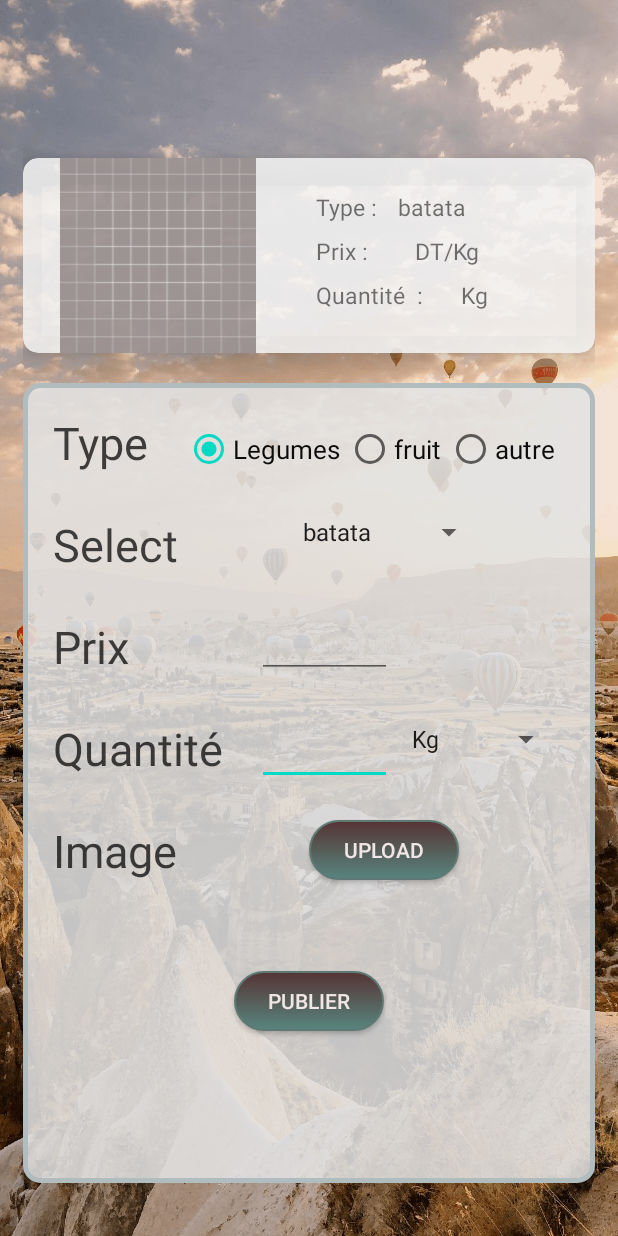
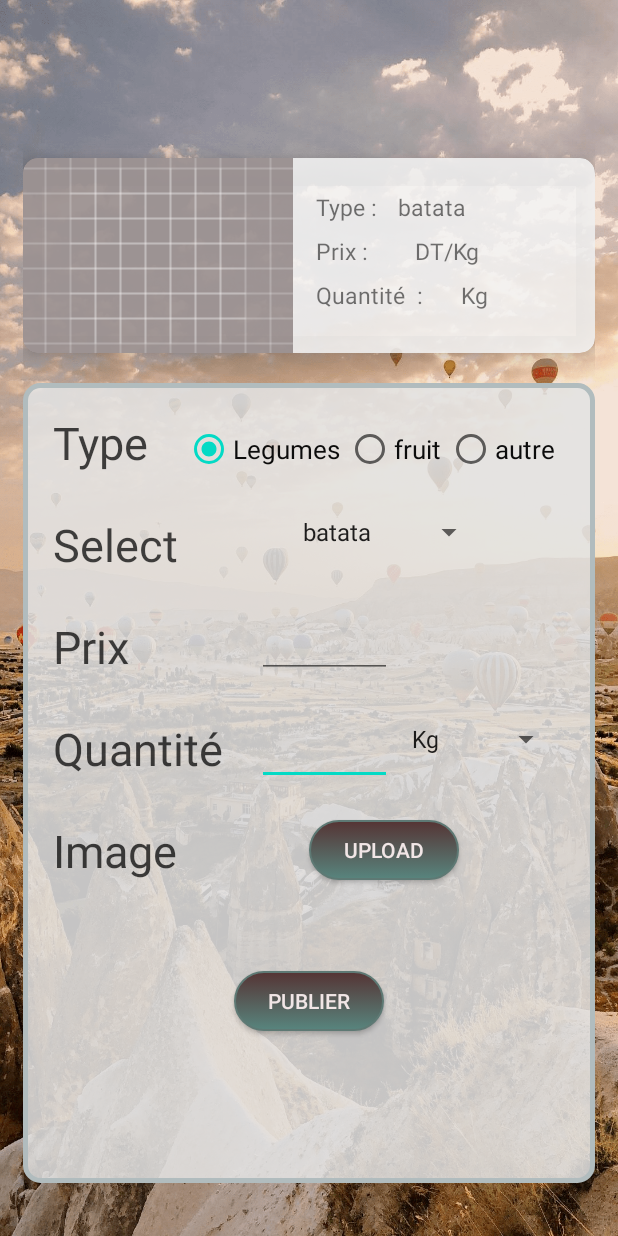
Before and after one commit to RABII-S/AgriTrade, an Android app: the Post screen opened directly, with no data from a screen before it, on a phone screen of 412 x 824 dp. Run offline under Robolectric (Android 15) with nearby library versions, the phone set to English and light mode, and no system bars; our stand-ins replace Firebase (no records; nobody signed in at launch, a user with empty details on screens opened directly); Roboto replaces fonts that are not available here.

Commit message:
el coleur mta3 el navigationbuttomview

```diff
--- a/app/src/main/res/color/bottom_nav_color.xml
+++ b/app/src/main/res/color/bottom_nav_color.xml
@@ -1,5 +1,5 @@
 <?xml version="1.0" encoding="utf-8"?>
 <selector xmlns:android="http://schemas.android.com/apk/res/android">
-    <item android:state_checked="true" android:color="#8DB1C6" />
-    <item android:state_checked="false" android:color="#64969E"/>
+    <item android:state_checked="true" android:color="#FFFFFF" />
+    <item android:state_checked="false" android:color="#3A6870"/>
 </selector>
--- a/app/src/main/res/layout/activity_feed.xml
+++ b/app/src/main/res/layout/activity_feed.xml
@@ -77,8 +77,8 @@
                 app:menu="@menu/menu2"
                 android:contextClickable="true"
                 android:background="#709DA8"
-                app:itemTextColor="#050505"
-                app:itemIconTint="#F1F2EB"
+                app:itemTextColor="@color/bottom_nav_color"
+                app:itemIconTint="@color/bottom_nav_color"
                 android:layout_below="@id/textView"
                 />
 
--- a/app/src/main/res/layout/activity_post.xml
+++ b/app/src/main/res/layout/activity_post.xml
@@ -22,7 +22,8 @@
                 android:layout_width="180dp"
                 android:layout_height="match_parent"
                 android:src="@drawable/ic_launcher_background"
-                android:id="@+id/taswira"/>
+                android:id="@+id/taswira"
+                android:scaleType="centerCrop"/>
 
             <TextView
                 android:id="@+id/qx"
```
